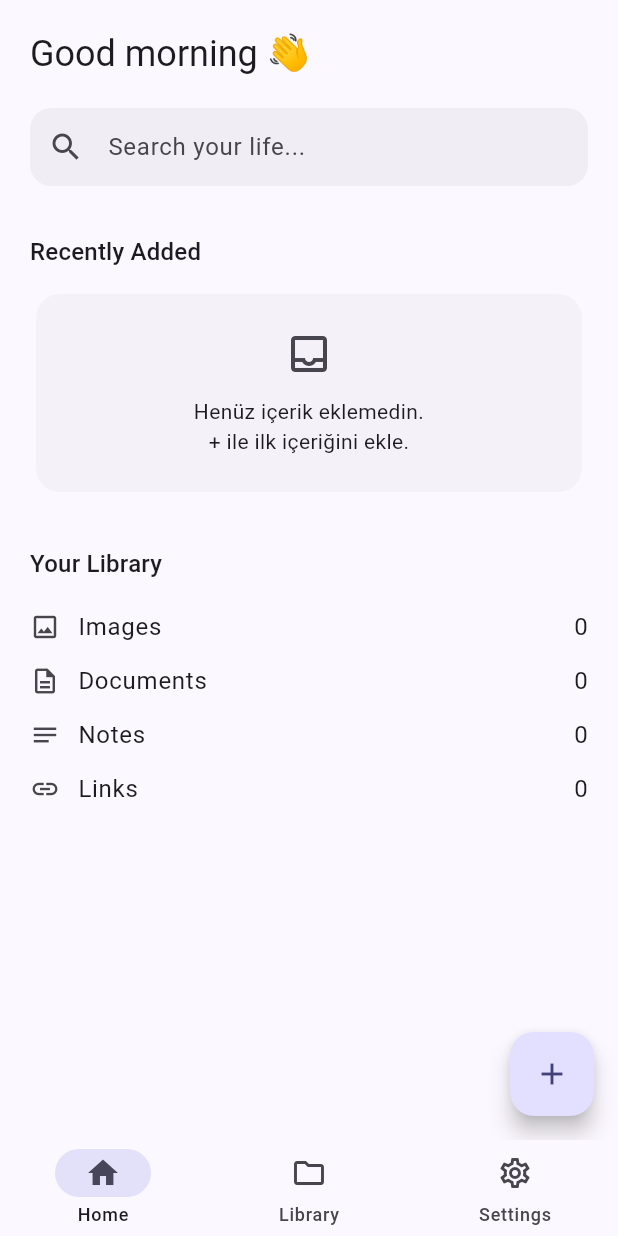
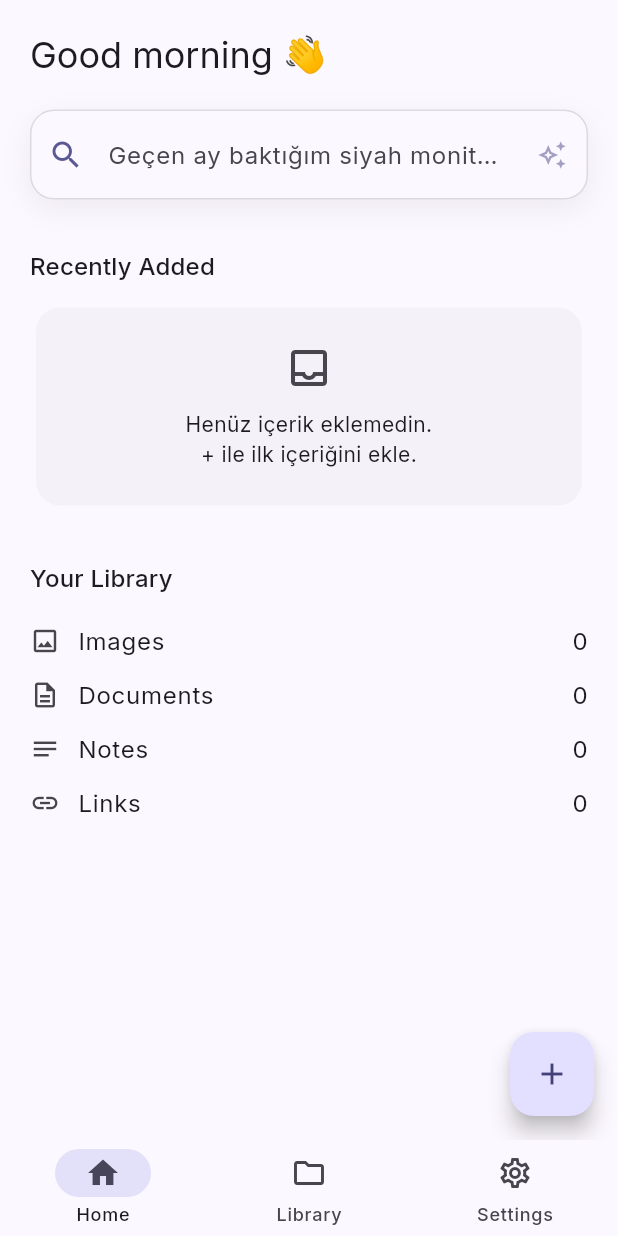
Before and after one commit to seraydundar/LifeSearch, a Flutter app: the screen it shows once a user with an empty profile is signed in, on a phone screen of 412 x 824 dp. Run offline on Flutter 3.47's test engine with Material 3 defaults, Android fonts, the phone set to English and light mode, and no system bars; our stand-ins replace camera, connectivity_plus, dio, drift, drift_flutter, file_picker and 9 more; missing offline and left inert: record; accounts and stored records are empty; generated files the repository leaves out were written again.

Commit message:
UI cilası: ortak arama kutusu, tip renkleri, Inter fontu
- LifeSearchBar: Home ve Search sekmesindeki arama kutuları tek
  bileşende birleşti (gölge + dönen örnek-sorgu hint'i)
- itemTypeColor(): her içerik tipi için sabit, tutarlı bir renk
  (Library, Home, search sonuçları, item detail, Ask AI kaynakları)
- Home "Recently Added" artık Library'nin ItemGridTile'ını (gerçek
  thumbnail'lerle) kullanıyor, kendi ayrı kartını atıyor
- Inter fontu (google_fonts) Material 3 temasının üzerine bindirildi

flutter analyze temiz, 110 test yeşil. docs/roadmap.md'e detay eklendi.

Co-Authored-By: Claude Sonnet 5 <noreply@anthropic.com>

```diff
--- a/mobile/lib/app/theme/app_theme.dart
+++ b/mobile/lib/app/theme/app_theme.dart
@@ -1,4 +1,5 @@
 import 'package:flutter/material.dart';
+import 'package:google_fonts/google_fonts.dart';
 
 /// LifeSearch's visual identity: minimal, premium, fast — closer to
 /// Notion/Linear/Arc than a typical "AI app" full of gradients and glow
@@ -15,7 +16,7 @@ abstract final class AppTheme {
       brightness: brightness,
     );
 
-    return ThemeData(
+    final base = ThemeData(
       useMaterial3: true,
       brightness: brightness,
       colorScheme: colorScheme,
@@ -44,7 +45,7 @@ abstract final class AppTheme {
           shape: RoundedRectangleBorder(
             borderRadius: BorderRadius.circular(12),
           ),
-          textStyle: const TextStyle(fontWeight: FontWeight.w600),
+          textStyle: GoogleFonts.inter(fontWeight: FontWeight.w600),
         ),
       ),
       cardTheme: CardThemeData(
@@ -66,5 +67,14 @@ abstract final class AppTheme {
         ),
       ),
     );
+
+    // Inter — the "minimal SaaS" typeface (Notion/Linear-adjacent), swapped
+    // in on top of Material 3's default text theme so every size/weight/
+    // color role defined above (and colorScheme-derived text colors)
+    // carries over unchanged; only the font family itself changes.
+    return base.copyWith(
+      textTheme: GoogleFonts.interTextTheme(base.textTheme),
+      primaryTextTheme: GoogleFonts.interTextTheme(base.primaryTextTheme),
+    );
   }
 }
--- a/mobile/lib/features/ai_chat/presentation/screens/ai_chat_tab.dart
+++ b/mobile/lib/features/ai_chat/presentation/screens/ai_chat_tab.dart
@@ -221,7 +221,11 @@ class _MessageBubble extends StatelessWidget {
                 (source) => Padding(
                   padding: const EdgeInsets.only(bottom: 4),
                   child: ActionChip(
-                    avatar: Icon(itemTypeIcon(source.itemType), size: 16),
+                    avatar: Icon(
+                      itemTypeIcon(source.itemType),
+                      size: 16,
+                      color: itemTypeColor(source.itemType),
+                    ),
                     label: Text(
                       source.itemTitle ?? 'Untitled',
                       overflow: TextOverflow.ellipsis,
--- a/mobile/lib/features/collections/presentation/widgets/collection_suggestions_section.dart
+++ b/mobile/lib/features/collections/presentation/widgets/collection_suggestions_section.dart
@@ -74,7 +74,11 @@ class _SuggestionCard extends ConsumerWidget {
               runSpacing: 4,
               children: suggestion.items
                   .map((item) => Chip(
-                        avatar: Icon(itemTypeIcon(item.itemType), size: 14),
+                        avatar: Icon(
+                          itemTypeIcon(item.itemType),
+                          size: 14,
+                          color: itemTypeColor(item.itemType),
+                        ),
                         label: Text(item.title ?? 'Untitled'),
                         visualDensity: VisualDensity.compact,
                         materialTapTargetSize: MaterialTapTargetSize.shrinkWrap,
--- a/mobile/lib/features/home/presentation/screens/home_screen.dart
+++ b/mobile/lib/features/home/presentation/screens/home_screen.dart
@@ -2,10 +2,11 @@ import 'package:flutter/material.dart';
 import 'package:flutter_riverpod/flutter_riverpod.dart';
 import 'package:go_router/go_router.dart';
 
+import '../../../../shared/widgets/life_search_bar.dart';
 import '../../../capture/presentation/widgets/capture_sheet.dart';
 import '../../../item/domain/entities/item.dart';
 import '../../../item/presentation/providers/item_providers.dart';
-import '../../../item/presentation/widgets/item_type_icon.dart';
+import '../../../library/presentation/widgets/item_grid_tile.dart';
 
 class HomeScreen extends ConsumerWidget {
   const HomeScreen({super.key});
@@ -22,19 +23,9 @@ class HomeScreen extends ConsumerWidget {
           children: [
             Text('Good morning 👋', style: theme.textTheme.headlineSmall),
             const SizedBox(height: 20),
-            TextField(
+            LifeSearchBar(
               readOnly: true, // typing happens on the dedicated Search screen
               onTap: () => context.push('/search'),
-              decoration: InputDecoration(
-                prefixIcon: const Icon(Icons.search),
-                hintText: 'Search your life...',
-                filled: true,
-                fillColor: theme.colorScheme.surfaceContainerHighest.withValues(alpha: 0.5),
-                border: OutlineInputBorder(
-                  borderRadius: BorderRadius.circular(14),
-                  borderSide: BorderSide.none,
-                ),
-              ),
             ),
             const SizedBox(height: 32),
             Text('Recently Added', style: theme.textTheme.titleMedium),
@@ -48,12 +39,20 @@ class HomeScreen extends ConsumerWidget {
                       message: 'Henüz içerik eklemedin.\n+ ile ilk içeriğini ekle.',
                     )
                   : SizedBox(
-                      height: 96,
+                      height: 120,
                       child: ListView.separated(
                         scrollDirection: Axis.horizontal,
                         itemCount: items.length > 10 ? 10 : items.length,
                         separatorBuilder: (context, index) => const SizedBox(width: 12),
-                        itemBuilder: (context, index) => _RecentCard(item: items[index]),
+                        // Same tile Library's grid uses (requirements doc,
+                        // section 25) — real thumbnail for images/
+                        // screenshots, type icon + title fallback for
+                        // everything else, so Home's teaser matches what
+                        // the user actually sees once they tap in.
+                        itemBuilder: (context, index) => SizedBox(
+                          width: 120,
+                          child: ItemGridTile(item: items[index]),
+                        ),
                       ),
                     ),
             ),
@@ -97,44 +96,6 @@ class HomeScreen extends ConsumerWidget {
       floatingActionButton: FloatingActionButton(
         onPressed: () => showCaptureSheet(context),
         child: const Icon(Icons.add),
-      ),
-    );
-  }
-}
-
-class _RecentCard extends StatelessWidget {
-  const _RecentCard({required this.item});
-
-  final Item item;
-
-  @override
-  Widget build(BuildContext context) {
-    return InkWell(
-      borderRadius: BorderRadius.circular(14),
-      onTap: () {
-        final route = item.type == ItemType.note ? '/item/${item.id}/note' : '/item/${item.id}';
-        context.push(route, extra: item);
-      },
-      child: Container(
-        width: 120,
-        padding: const EdgeInsets.all(12),
-        decoration: BoxDecoration(
-          color: Theme.of(context).colorScheme.surfaceContainerHighest.withValues(alpha: 0.4),
-          borderRadius: BorderRadius.circular(14),
-        ),
-        child: Column(
-          crossAxisAlignment: CrossAxisAlignment.start,
-          children: [
-            Icon(itemTypeIcon(item.type), size: 20),
-            const Spacer(),
-            Text(
-              item.title ?? item.originalFilename ?? 'Untitled',
-              maxLines: 2,
-              overflow: TextOverflow.ellipsis,
-              style: Theme.of(context).textTheme.bodySmall,
-            ),
-          ],
-        ),
       ),
     );
   }
--- a/mobile/lib/features/item/presentation/screens/item_detail_screen.dart
+++ b/mobile/lib/features/item/presentation/screens/item_detail_screen.dart
@@ -183,7 +183,7 @@ class _ItemDetailScreenState extends ConsumerState<ItemDetailScreen> {
             Card(
               child: Padding(
                 padding: const EdgeInsets.all(32),
-                child: Icon(itemTypeIcon(_item.type), size: 48),
+                child: Icon(itemTypeIcon(_item.type), size: 48, color: itemTypeColor(_item.type)),
               ),
             ),
           const SizedBox(height: 20),
@@ -357,7 +357,7 @@ class _RelatedCard extends StatelessWidget {
               crossAxisAlignment: CrossAxisAlignment.start,
               mainAxisAlignment: MainAxisAlignment.center,
               children: [
-                Icon(itemTypeIcon(result.itemType), size: 20),
+                Icon(itemTypeIcon(result.itemType), size: 20, color: itemTypeColor(result.itemType)),
                 const SizedBox(height: 8),
                 Text(
                   result.itemTitle ?? 'Untitled',
--- a/mobile/lib/features/item/presentation/widgets/item_list_tile.dart
+++ b/mobile/lib/features/item/presentation/widgets/item_list_tile.dart
@@ -19,7 +19,11 @@ class ItemListTile extends StatelessWidget {
   @override
   Widget build(BuildContext context) {
     return ListTile(
-      leading: CircleAvatar(child: Icon(itemTypeIcon(item.type))),
+      leading: CircleAvatar(
+        backgroundColor: itemTypeColor(item.type).withValues(alpha: 0.15),
+        foregroundColor: itemTypeColor(item.type),
+        child: Icon(itemTypeIcon(item.type)),
+      ),
       title: Text(item.displayTitle, maxLines: 1),
       subtitle: Text(
         '${itemTypeLabel(item.type)} · ${DateFormat('d MMM').format(item.createdAt)}',
--- a/mobile/lib/features/library/presentation/widgets/item_grid_tile.dart
+++ b/mobile/lib/features/library/presentation/widgets/item_grid_tile.dart
@@ -112,11 +112,11 @@ class _FallbackIcon extends StatelessWidget {
 
   @override
   Widget build(BuildContext context) {
-    final colorScheme = Theme.of(context).colorScheme;
+    final color = itemTypeColor(item.type);
     return ColoredBox(
-      color: colorScheme.surfaceContainerHighest,
+      color: color.withValues(alpha: 0.12),
       child: Center(
-        child: Icon(itemTypeIcon(item.type), size: 32, color: colorScheme.onSurfaceVariant),
+        child: Icon(itemTypeIcon(item.type), size: 32, color: color),
       ),
     );
   }
--- /dev/null
+++ b/mobile/lib/shared/widgets/life_search_bar.dart
@@ -0,0 +1,139 @@
+import 'dart:async';
+
+import 'package:flutter/material.dart';
+
+/// Example queries from the requirements doc (section 1) that the search
+/// box cycles through in its hint text, so an idle field sells the
+/// natural-language pitch instead of reading like a plain filename search.
+const _examplePrompts = <String>[
+  'Search your life...',
+  'Geçen ay baktığım siyah monitörü bul',
+  'Docker hakkında kaydettiğim not neydi?',
+  'Prag\'da gitmek istediğim kahveciyi bul',
+  'Garanti süresi yakında bitecek ürünlerim hangileri?',
+  'İçinde PostgreSQL\'den bahsettiğim notları bul',
+];
+
+/// The search box used on both Home (a `readOnly` teaser that opens the
+/// Search tab) and the Search tab itself (a live field) — one component so
+/// the two stay visually identical and only diverge in behavior.
+///
+/// It's LifeSearch's most central piece of UI (requirements doc, section
+/// 67: "Google Search, but for your personal digital life"), so it gets a
+/// bit more visual weight than a plain `TextField`: a soft shadow to lift
+/// it off the surface, and a rotating hint that previews the kind of
+/// natural-language query the app actually understands.
+class LifeSearchBar extends StatefulWidget {
+  const LifeSearchBar({
+    super.key,
+    this.controller,
+    this.readOnly = false,
+    this.autofocus = false,
+    this.onTap,
+    this.onChanged,
+    this.onSubmitted,
+    this.suffixIcon,
+  });
+
+  final TextEditingController? controller;
+
+  /// True for the Home screen teaser — taps navigate to `/search` instead
+  /// of opening the keyboard in place.
+  final bool readOnly;
+  final bool autofocus;
+  final VoidCallback? onTap;
+  final ValueChanged<String>? onChanged;
+  final ValueChanged<String>? onSubmitted;
+
+  /// Overrides the default trailing sparkle hint (e.g. the Search tab's
+  /// clear button once there's a query).
+  final Widget? suffixIcon;
+
+  @override
+  State<LifeSearchBar> createState() => _LifeSearchBarState();
+}
+
+class _LifeSearchBarState extends State<LifeSearchBar> {
+  late final _focusNode = FocusNode()..addListener(() => setState(() {}));
+  int _promptIndex = 0;
+  Timer? _rotation;
+
+  @override
+  void initState() {
+    super.initState();
+    _rotation = Timer.periodic(const Duration(milliseconds: 3200), (_) {
+      if (!mounted) return;
+      // Only cycle while there's nothing to distract from: an idle teaser,
+      // or an empty field that isn't currently being typed into.
+      if (widget.readOnly || (_isEmpty && !_focusNode.hasFocus)) {
+        setState(() => _promptIndex = (_promptIndex + 1) % _examplePrompts.length);
+      }
+    });
+  }
+
+  bool get _isEmpty => widget.controller?.text.trim().isEmpty ?? true;
+
+  @override
+  void dispose() {
+    _rotation?.cancel();
+    _focusNode.dispose();
+    super.dispose();
+  }
+
+  @override
+  Widget build(BuildContext context) {
+    final theme = Theme.of(context);
+    final trailing = widget.suffixIcon ??
+        (_isEmpty
+            ? Icon(
+                Icons.auto_awesome_outlined,
+                size: 20,
+                color: theme.colorScheme.primary.withValues(alpha: 0.55),
+              )
+            : null);
+
+    return Container(
+      decoration: BoxDecoration(
+        borderRadius: BorderRadius.circular(16),
+        boxShadow: [
+          BoxShadow(
+            color: theme.colorScheme.shadow.withValues(alpha: 0.06),
+            blurRadius: 16,
+            offset: const Offset(0, 6),
+          ),
+        ],
+      ),
+      child: TextField(
+        controller: widget.controller,
+        focusNode: _focusNode,
+        readOnly: widget.readOnly,
+        autofocus: widget.autofocus,
+        textInputAction: TextInputAction.search,
+        onTap: widget.onTap,
+        onChanged: widget.onChanged,
+        onSubmitted: widget.onSubmitted,
+        style: theme.textTheme.bodyLarge,
+        decoration: InputDecoration(
+          hintText: _examplePrompts[_promptIndex],
+          prefixIcon: Icon(Icons.search, color: theme.colorScheme.primary),
+          suffixIcon: trailing,
+          filled: true,
+          fillColor: theme.colorScheme.surface,
+          contentPadding: const EdgeInsets.symmetric(horizontal: 16, vertical: 18),
+          border: OutlineInputBorder(
+            borderRadius: BorderRadius.circular(16),
+            borderSide: BorderSide(color: theme.colorScheme.outlineVariant.withValues(alpha: 0.6)),
+          ),
+          enabledBorder: OutlineInputBorder(
+            borderRadius: BorderRadius.circular(16),
+            borderSide: BorderSide(color: theme.colorScheme.outlineVariant.withValues(alpha: 0.6)),
+          ),
+          focusedBorder: OutlineInputBorder(
+            borderRadius: BorderRadius.circular(16),
+            borderSide: BorderSide(color: theme.colorScheme.primary, width: 1.5),
+          ),
+        ),
+      ),
+    );
+  }
+}
--- a/mobile/pubspec.yaml
+++ b/mobile/pubspec.yaml
@@ -55,6 +55,7 @@ dependencies:
   record: ^6.2.1
   share_plus: ^13.3.0
   local_auth: ^3.0.2
+  google_fonts: ^8.2.1
 
 dev_dependencies:
   flutter_test:
```
Also changed, not shown: mobile/lib/features/item/presentation/widgets/item_type_icon.dart (+19 -0 lines), mobile/lib/features/search/presentation/screens/search_tab.dart (+7 -14 lines), mobile/pubspec.lock, 1 other file.
